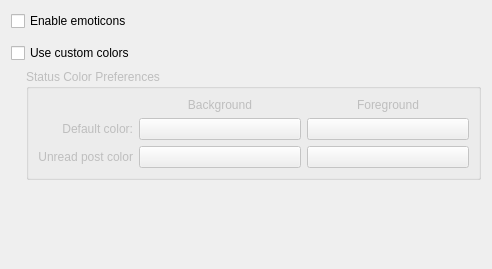
The window that choqok/config/appearance/appearanceconfig_base.ui (KDE/choqok) describes before a commit, drawn with Qt 5.
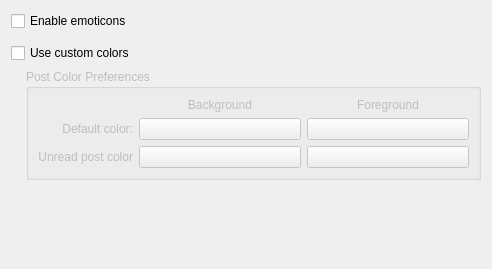
The same window after the commit. Custom widgets are drawn as their Qt base class.

What changed in the file:
```diff
--- a/choqok/config/appearance/appearanceconfig_base.ui
+++ b/choqok/config/appearance/appearanceconfig_base.ui
@@ -52,7 +52,7 @@
         <bool>false</bool>
        </property>
        <property name="title">
-        <string>Status Color Preferences</string>
+        <string>Post Color Preferences</string>
        </property>
        <layout class="QVBoxLayout" name="verticalLayout">
         <item>
```
